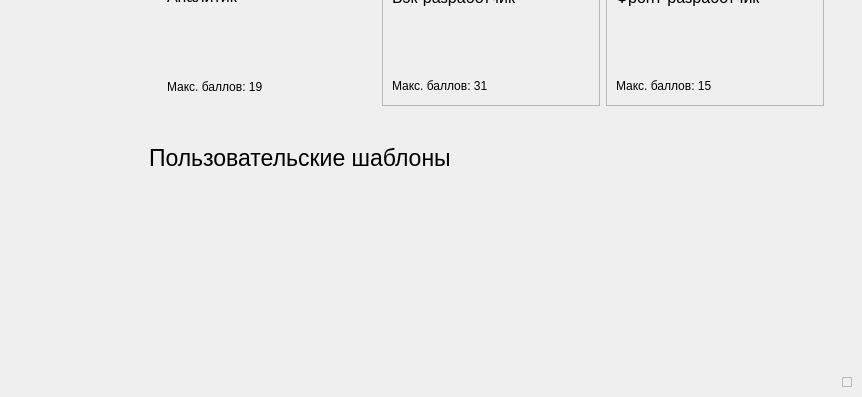
Above: ui/interface.ui from wvvwwvw/HiHire before the change; both pictures show x 248 to 1110 and y 221 to 618 of the 1110 by 618 pixel window. Below: the same form after it.
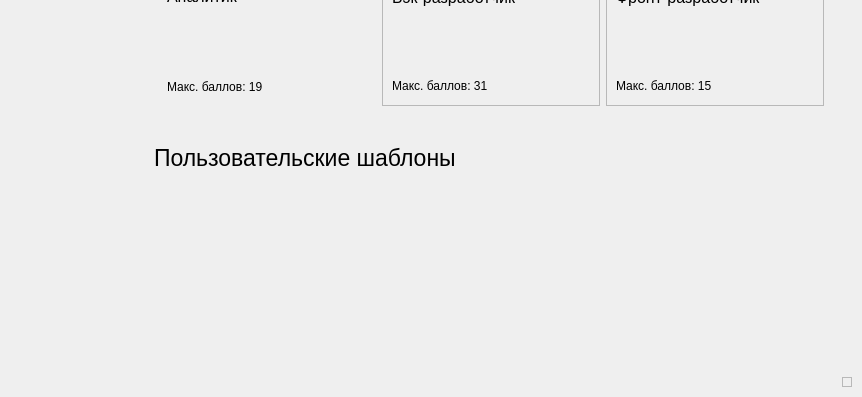
That is the form after the change. The open tabs and pages were chosen to show the change. Icons and pictures are not drawn. Custom widgets are drawn as their Qt base class.

```diff
--- a/ui/interface.ui
+++ b/ui/interface.ui
@@ -2931,16 +2931,40 @@
                   <widget class="QWidget" name="usersWidgets" native="true">
                    <property name="minimumSize">
                     <size>
-                     <width>550</width>
+                     <width>720</width>
                      <height>0</height>
                     </size>
                    </property>
                    <layout class="QVBoxLayout" name="verticalLayout_21">
+                    <item alignment="Qt::AlignLeft">
+                     <widget class="QWidget" name="widget_44" native="true">
+                      <property name="minimumSize">
+                       <size>
+                        <width>330</width>
+                        <height>0</height>
+                       </size>
+                      </property>
+                      <layout class="QHBoxLayout" name="horizontalLayout_46">
+                       <property name="spacing">
+                        <number>0</number>
+                       </property>
+                       <property name="leftMargin">
+                        <number>0</number>
+                       </property>
+                       <property name="topMargin">
+                        <number>0</number>
+                       </property>
+                       <property name="rightMargin">
+                        <number>0</number>
+                       </property>
+                       <property name="bottomMargin">
+                        <number>0</number>
+                       </property>
                     <item>
                      <widget class="QLabel" name="labelUser">
                       <property name="minimumSize">
                        <size>
-                        <width>310</width>
+                           <width>320</width>
                         <height>25</height>
                        </size>
                       </property>
@@ -2961,6 +2985,9 @@
                       <property name="text">
                        <string>Пользовательские шаблоны</string>
                       </property>
+                        </widget>
+                       </item>
+                      </layout>
                      </widget>
                     </item>
                     <item alignment="Qt::AlignTop">
```
Lines whose indentation alone changed are shown as unchanged.
